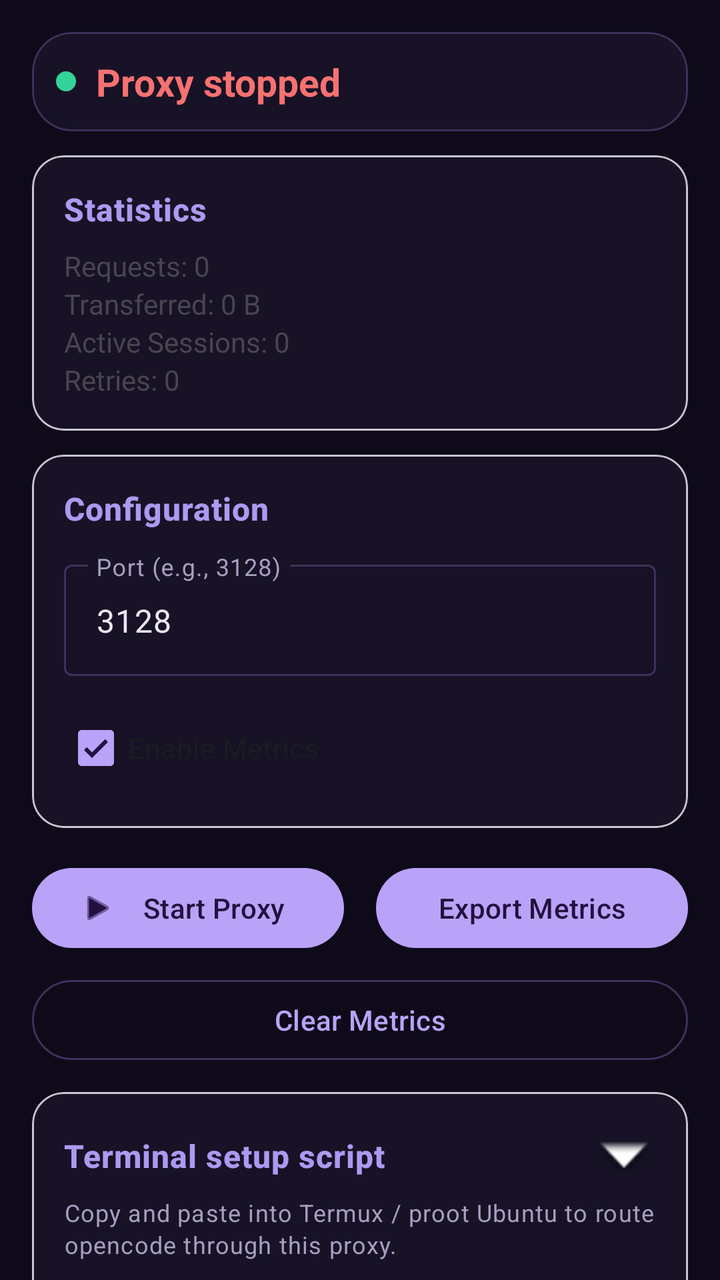
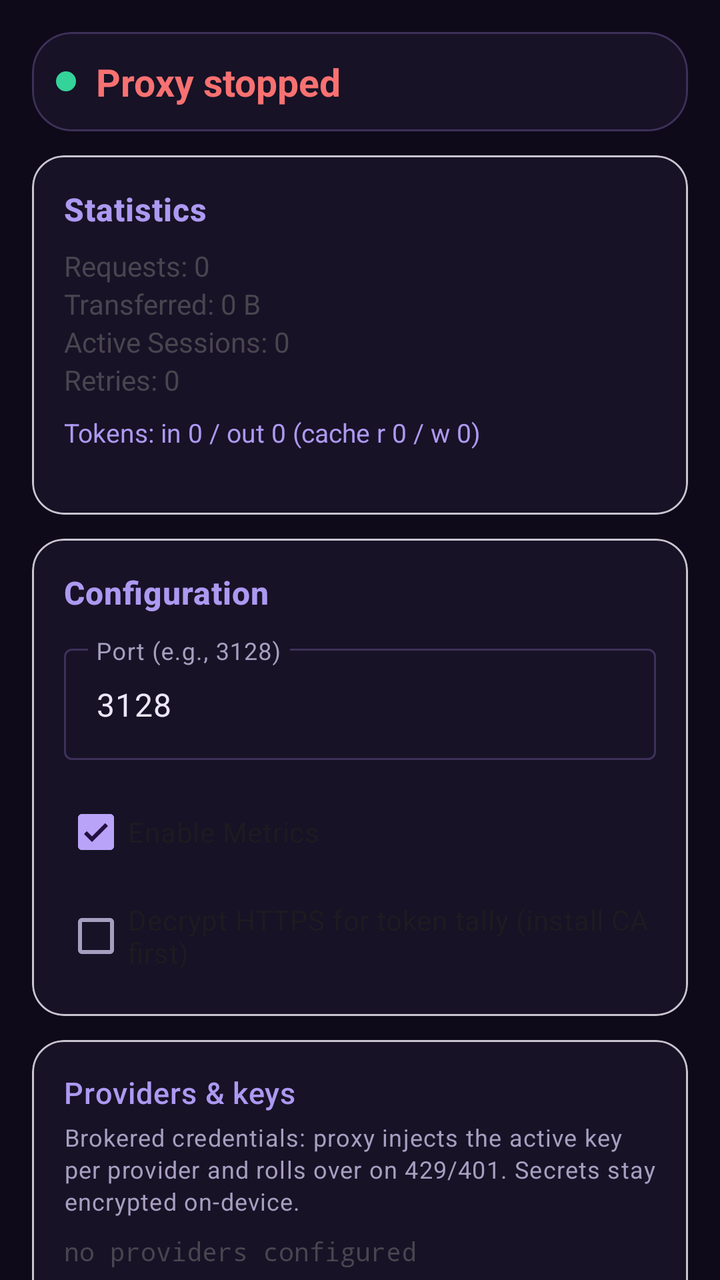

The first picture is an Android layout as it rendered before a commit; the second is the same layout after the commit. The layout source and the unified diff follow.
<!-- AndroidManifest.xml: activity theme Theme.ProxyApp.NoActionBar -->
<!-- res/layout/activity_main.xml -->
<?xml version="1.0" encoding="utf-8"?>
<androidx.constraintlayout.widget.ConstraintLayout
    xmlns:android="http://schemas.android.com/apk/res/android"
    xmlns:app="http://schemas.android.com/apk/res-auto"
    xmlns:tools="http://schemas.android.com/tools"
    android:layout_width="match_parent"
    android:layout_height="match_parent"
    android:fitsSystemWindows="true"
    tools:context=".MainActivity">

    <androidx.core.widget.NestedScrollView
        android:layout_width="match_parent"
        android:layout_height="0dp"
        android:fillViewport="true"
        app:layout_constraintBottom_toBottomOf="parent"
        app:layout_constraintTop_toTopOf="parent"
        app:layout_constraintStart_toStartOf="parent"
        app:layout_constraintEnd_toEndOf="parent">

        <LinearLayout
            android:layout_width="match_parent"
            android:layout_height="wrap_content"
            android:orientation="vertical"
            android:padding="16dp">

            <com.google.android.material.card.MaterialCardView
                android:id="@+id/statusCard"
                android:layout_width="match_parent"
                android:layout_height="wrap_content"
                android:layout_marginBottom="12dp"
                app:cardCornerRadius="20dp"
                app:strokeWidth="1dp"
                app:strokeColor="@color/outline"
                app:cardBackgroundColor="@color/surface">

                <LinearLayout
                    android:layout_width="match_parent"
                    android:layout_height="wrap_content"
                    android:orientation="vertical"
                    android:padding="12dp">

                    <LinearLayout
                        android:layout_width="match_parent"
                        android:layout_height="wrap_content"
                        android:orientation="horizontal"
                        android:gravity="center_vertical">

                        <View
                            android:id="@+id/statusDot"
                            android:layout_width="10dp"
                            android:layout_height="10dp"
                            android:layout_marginEnd="10dp"
                            android:background="@drawable/status_dot" />

                        <TextView
                            android:id="@+id/statusText"
                            android:layout_width="0dp"
                            android:layout_height="wrap_content"
                            android:layout_weight="1"
                            android:text="@string/proxy_stopped"
                            android:textSize="19sp"
                            android:textStyle="bold"
                            android:textColor="@color/red" />
                    </LinearLayout>

                    <TextView
                        android:id="@+id/portText"
                        android:layout_width="match_parent"
                        android:layout_height="wrap_content"
                        android:text=""
                        android:textSize="13sp"
                        android:gravity="center"
                        android:layout_marginTop="4dp"
                        android:textColor="@color/purple_200"
                        android:visibility="gone"/>

                    <TextView
                        android:id="@+id/upstreamText"
                        android:layout_width="match_parent"
                        android:layout_height="wrap_content"
                        android:text=""
                        android:textSize="12sp"
                        android:gravity="center"
                        android:layout_marginTop="2dp"
                        android:visibility="gone"/>
                </LinearLayout>
            </com.google.android.material.card.MaterialCardView>

            <com.google.android.material.card.MaterialCardView
                android:id="@+id/statsCard"
                android:layout_width="match_parent"
                android:layout_height="wrap_content"
                app:cardBackgroundColor="@color/surface"
                android:layout_marginBottom="12dp"
                app:cardCornerRadius="16dp">

                <LinearLayout
                    android:layout_width="match_parent"
                    android:layout_height="wrap_content"
                    android:orientation="vertical"
                    android:padding="16dp">

                    <TextView
                        android:layout_width="match_parent"
                        android:layout_height="wrap_content"
                        android:text="Statistics"
                        android:textSize="16sp"
                        android:textStyle="bold"
                        style="@style/Text.SectionTitle"/>

                    <TextView
                        android:id="@+id/requestsText"
                        android:layout_width="match_parent"
                        android:layout_height="wrap_content"
                        android:text="Requests: 0"
                        android:layout_marginTop="8dp"/>

                    <TextView
                        android:id="@+id/bytesText"
                        android:layout_width="match_parent"
                        android:layout_height="wrap_content"
                        android:text="Transferred: 0 B"/>

                    <TextView
                        android:id="@+id/sessionsText"
                        android:layout_width="match_parent"
                        android:layout_height="wrap_content"
                        android:text="Active Sessions: 0"/>

                    <TextView
                        android:id="@+id/retriesText"
                        android:layout_width="match_parent"
                        android:layout_height="wrap_content"
                        android:text="Retries: 0"/>
                </LinearLayout>
            </com.google.android.material.card.MaterialCardView>

            <com.google.android.material.card.MaterialCardView
                android:id="@+id/configCard"
                android:layout_width="match_parent"
                android:layout_height="wrap_content"
                app:cardBackgroundColor="@color/surface"
                android:layout_marginBottom="12dp"
                app:cardCornerRadius="16dp">

                <LinearLayout
                    android:layout_width="match_parent"
                    android:layout_height="wrap_content"
                    android:orientation="vertical"
                    android:padding="16dp">

                    <TextView
                        android:layout_width="match_parent"
                        android:layout_height="wrap_content"
                        android:text="Configuration"
                        android:textSize="16sp"
                        android:textStyle="bold"
                        style="@style/Text.SectionTitle"/>

                    <com.google.android.material.textfield.TextInputLayout
                        android:layout_width="match_parent"
                        android:layout_height="wrap_content"
                        android:layout_marginTop="12dp"
                        android:hint="@string/port_hint"
                        style="@style/Widget.Material3.TextInputLayout.OutlinedBox">

                        <com.google.android.material.textfield.TextInputEditText
                            android:id="@+id/portInput"
                            android:layout_width="match_parent"
                            android:layout_height="wrap_content"
                            android:inputType="number"
                            android:text="3128"/>
                    </com.google.android.material.textfield.TextInputLayout>

                    <com.google.android.material.checkbox.MaterialCheckBox
                        android:id="@+id/metricsCheck"
                        android:layout_width="wrap_content"
                        android:layout_height="wrap_content"
                        android:layout_marginTop="12dp"
                        android:text="@string/metrics_enabled"
                        android:checked="true"/>
                </LinearLayout>
            </com.google.android.material.card.MaterialCardView>

            <LinearLayout
                android:layout_width="match_parent"
                android:layout_height="wrap_content"
                android:orientation="horizontal"
                android:gravity="center"
                android:layout_marginTop="4dp">

                <com.google.android.material.button.MaterialButton
                    android:id="@+id/startStopButton"
                    android:layout_width="0dp"
                    android:layout_height="wrap_content"
                    android:layout_weight="1"
                    android:layout_marginEnd="8dp"
                    android:text="@string/start_proxy"
                    app:icon="@android:drawable/ic_media_play"/>

                <com.google.android.material.button.MaterialButton
                    android:id="@+id/exportButton"
                    android:layout_width="0dp"
                    android:layout_height="wrap_content"
                    android:layout_weight="1"
                    android:layout_marginStart="8dp"
                    android:text="@string/export_metrics"/>
            </LinearLayout>

            <com.google.android.material.button.MaterialButton
                android:id="@+id/clearButton"
                android:layout_width="match_parent"
                android:layout_height="wrap_content"
                android:layout_marginTop="8dp"
                android:text="@string/clear_metrics"
                style="@style/Widget.Material3.Button.OutlinedButton"/>

            <com.google.android.material.card.MaterialCardView
                android:id="@+id/setupScriptCard"
                android:layout_width="match_parent"
                android:layout_height="wrap_content"
                app:cardBackgroundColor="@color/surface"
                android:layout_marginTop="12dp"
                app:cardCornerRadius="16dp">

                <LinearLayout
                    android:layout_width="match_parent"
                    android:layout_height="wrap_content"
                    android:orientation="vertical"
                    android:padding="16dp">

                    <LinearLayout
                        android:id="@+id/setupScriptHeader"
                        android:layout_width="match_parent"
                        android:layout_height="wrap_content"
                        android:orientation="horizontal"
                        android:gravity="center_vertical"
                        android:clickable="true"
                        android:focusable="true">

                        <TextView
                            android:layout_width="0dp"
                            android:layout_height="wrap_content"
                            android:layout_weight="1"
                            android:text="@string/setup_script_title"
                            android:textSize="16sp"
                            android:textStyle="bold"
                            style="@style/Text.SectionTitle"/>

                        <ImageView
                            android:id="@+id/setupScriptExpandIcon"
                            android:layout_width="32dp"
                            android:layout_height="32dp"
                            android:padding="4dp"
                            android:src="@android:drawable/arrow_down_float"
                            android:contentDescription="@string/expand"/>
                    </LinearLayout>

                    <TextView
                        android:layout_width="match_parent"
                        android:layout_height="wrap_content"
                        android:text="@string/setup_script_hint"
                        style="@style/Text.Hint"
                        android:layout_marginTop="4dp"/>

                    <com.google.android.material.button.MaterialButton
                        android:id="@+id/copyScriptButton"
                        android:layout_width="wrap_content"
                        android:layout_height="wrap_content"
                        android:layout_marginTop="8dp"
                        android:text="@string/copy_setup_script"
                        app:icon="@android:drawable/ic_menu_save"
                        app:strokeWidth="1dp"
                        app:strokeColor="@color/outline"/>

                    <ScrollView
                        android:id="@+id/setupScriptScrollView"
                        android:layout_width="match_parent"
                        android:layout_height="wrap_content"
                        android:maxHeight="280dp"
                        android:layout_marginTop="8dp"
                        android:background="@drawable/script_block_bg"
                        android:visibility="gone">

                        <HorizontalScrollView
                            android:layout_width="match_parent"
                            android:layout_height="wrap_content">

                            <TextView
                                android:id="@+id/setupScriptText"
                                android:layout_width="wrap_content"
                                android:layout_height="wrap_content"
                                android:padding="10dp"
                                style="@style/Text.ScriptBlock"
                                android:textIsSelectable="true"/>
                        </HorizontalScrollView>
                    </ScrollView>
                </LinearLayout>
            </com.google.android.material.card.MaterialCardView>

            <com.google.android.material.card.MaterialCardView
                android:id="@+id/cleanupScriptCard"
                android:layout_width="match_parent"
                android:layout_height="wrap_content"
                app:cardBackgroundColor="@color/surface"
                android:layout_marginTop="12dp"
                android:layout_marginBottom="24dp"
                app:cardCornerRadius="16dp">

                <LinearLayout
                    android:layout_width="match_parent"
                    android:layout_height="wrap_content"
                    android:orientation="vertical"
                    android:padding="16dp">

                    <LinearLayout
                        android:id="@+id/cleanupScriptHeader"
                        android:layout_width="match_parent"
                        android:layout_height="wrap_content"
                        android:orientation="horizontal"
                        android:gravity="center_vertical"
                        android:clickable="true"
                        android:focusable="true">

                        <TextView
                            android:layout_width="0dp"
                            android:layout_height="wrap_content"
                            android:layout_weight="1"
                            android:text="@string/cleanup_script_title"
                            android:textSize="16sp"
                            android:textStyle="bold"
                            style="@style/Text.SectionTitle"/>

                        <ImageView
                            android:id="@+id/cleanupScriptExpandIcon"
                            android:layout_width="32dp"
                            android:layout_height="32dp"
                            android:padding="4dp"
                            android:src="@android:drawable/arrow_down_float"
                            android:contentDescription="@string/expand"/>
                    </LinearLayout>

                    <TextView
                        android:layout_width="match_parent"
                        android:layout_height="wrap_content"
                        android:text="@string/cleanup_script_hint"
                        style="@style/Text.Hint"
                        android:layout_marginTop="4dp"/>

                    <com.google.android.material.button.MaterialButton
                        android:id="@+id/copyCleanupButton"
                        android:layout_width="wrap_content"
                        android:layout_height="wrap_content"
                        android:layout_marginTop="8dp"
                        android:text="@string/copy_cleanup_script"
                        app:icon="@android:drawable/ic_menu_save"
                        app:strokeWidth="1dp"
                        app:strokeColor="@color/outline"/>

                    <ScrollView
                        android:id="@+id/cleanupScriptScrollView"
                        android:layout_width="match_parent"
                        android:layout_height="wrap_content"
                        android:maxHeight="280dp"
                        android:layout_marginTop="8dp"
                        android:background="@drawable/script_block_bg"
                        android:visibility="gone">

                        <HorizontalScrollView
                            android:layout_width="match_parent"
                            android:layout_height="wrap_content">

                            <TextView
                                android:id="@+id/cleanupScriptText"
                                android:layout_width="wrap_content"
                            android:layout_height="wrap_content"
                            android:padding="8dp"
                            android:textSize="11sp"
                            android:fontFamily="monospace"
                            android:textIsSelectable="true"/>
                        </HorizontalScrollView>
                    </ScrollView>
                </LinearLayout>
            </com.google.android.material.card.MaterialCardView>
        </LinearLayout>
    </androidx.core.widget.NestedScrollView>
</androidx.constraintlayout.widget.ConstraintLayout>
<!-- resources referenced by this layout -->
<resources>
  <color name="outline">#FF3D3159</color>
  <color name="purple_200">#FFB9A3F8</color>
  <color name="red">#FFF87171</color>
  <color name="surface">#FF171226</color>
  <!-- drawable script_block_bg (drawable) -->
  <?xml version="1.0" encoding="utf-8"?>
  <shape xmlns:android="http://schemas.android.com/apk/res/android"
      android:shape="rectangle">
      <solid android:color="@color/surface_high" />
      <stroke
          android:width="1dp"
          android:color="@color/outline_variant" />
      <corners android:radius="12dp" />
  </shape>
  <!-- drawable status_dot (drawable) -->
  <?xml version="1.0" encoding="utf-8"?>
  <shape xmlns:android="http://schemas.android.com/apk/res/android"
      android:shape="oval">
      <solid android:color="@color/status_running" />
      <size
          android:width="10dp"
          android:height="10dp" />
  </shape>
  <string name="cleanup_script_hint">Copy and paste into Termux / proot Ubuntu to remove proxy env, kill daemon, clear metrics.</string>
  <string name="cleanup_script_title">Terminal cleanup script</string>
  <string name="clear_metrics">Clear Metrics</string>
  <string name="copy_cleanup_script">Copy cleanup script</string>
  <string name="copy_setup_script">Copy setup script</string>
  <string name="expand">Expand</string>
  <string name="export_metrics">Export Metrics</string>
  <string name="metrics_enabled">Enable Metrics</string>
  <string name="port_hint">Port (e.g., 3128)</string>
  <string name="proxy_stopped">Proxy stopped</string>
  <string name="setup_script_hint">Copy and paste into Termux / proot Ubuntu to route opencode through this proxy.</string>
  <string name="setup_script_title">Terminal setup script</string>
  <string name="start_proxy">Start Proxy</string>
  <style name="Text.Hint" parent="TextAppearance.Material3.BodySmall">
          <item name="android:textColor">@color/hint_text</item>
      </style>
  <style name="Text.ScriptBlock" parent="TextAppearance.Material3.BodySmall">
          <item name="android:textColor">@color/on_surface</item>
          <item name="android:fontFamily">monospace</item>
          <item name="android:textSize">11sp</item>
      </style>
  <style name="Text.SectionTitle" parent="TextAppearance.Material3.TitleMedium">
          <item name="android:textColor">@color/title_violet</item>
          <item name="android:textSize">15sp</item>
          <item name="android:letterSpacing">0.02</item>
      </style>
  <style name="Theme.ProxyApp.NoActionBar">
          <item name="windowActionBar">false</item>
          <item name="windowNoTitle">true</item>
      </style>
  <color name="surface_high">#FF241B3D</color>
  <color name="outline_variant">#FF2C2342</color>
  <color name="status_running">#FF34D399</color>
  <color name="hint_text">#FFA79FC0</color>
  <color name="on_surface">#FFEDE7FB</color>
  <color name="title_violet">#FFAC99F1</color>
</resources>

<!-- the commit's change to res/layout/activity_main.xml (unified diff, before → after) -->
@@ -132,6 +132,23 @@
                         android:layout_width="match_parent"
                         android:layout_height="wrap_content"
                         android:text="Retries: 0"/>
+
+                    <TextView
+                        android:id="@+id/tokensText"
+                        android:layout_width="match_parent"
+                        android:layout_height="wrap_content"
+                        android:layout_marginTop="8dp"
+                        android:text="Tokens: in 0 / out 0 (cache r 0 / w 0)"
+                        android:textSize="13sp"
+                        android:textColor="@color/title_violet"/>
+
+                    <TextView
+                        android:id="@+id/hostsText"
+                        android:layout_width="match_parent"
+                        android:layout_height="wrap_content"
+                        android:textSize="12sp"
+                        android:fontFamily="monospace"
+                        android:text=""/>
                 </LinearLayout>
             </com.google.android.material.card.MaterialCardView>
 
@@ -179,6 +196,149 @@
                         android:layout_marginTop="12dp"
                         android:text="@string/metrics_enabled"
                         android:checked="true"/>
+
+                    <com.google.android.material.checkbox.MaterialCheckBox
+                        android:id="@+id/mitmCheck"
+                        android:layout_width="wrap_content"
+                        android:layout_height="wrap_content"
+                        android:layout_marginTop="4dp"
+                        android:text="@string/mitm_enabled"
+                        android:checked="false"/>
+                </LinearLayout>
+            </com.google.android.material.card.MaterialCardView>
+
+            <com.google.android.material.card.MaterialCardView
+                android:id="@+id/providersCard"
+                android:layout_width="match_parent"
+                android:layout_height="wrap_content"
+                android:layout_marginBottom="12dp"
+                app:cardCornerRadius="16dp"
+                app:cardBackgroundColor="@color/surface">
+
+                <LinearLayout
+                    android:layout_width="match_parent"
+                    android:layout_height="wrap_content"
+                    android:orientation="vertical"
+                    android:padding="16dp">
+
+                    <TextView
+                        android:layout_width="match_parent"
+                        android:layout_height="wrap_content"
+                        style="@style/Text.SectionTitle"
+                        android:text="@string/providers_title"/>
+
+                    <TextView
+                        android:layout_width="match_parent"
+                        android:layout_height="wrap_content"
+                        style="@style/Text.Hint"
+                        android:layout_marginTop="4dp"
+                        android:text="@string/providers_hint"/>
+
+                    <TextView
+                        android:id="@+id/providersSummaryText"
+                        android:layout_width="match_parent"
+                        android:layout_height="wrap_content"
+                        android:layout_marginTop="8dp"
+                        android:textSize="13sp"
+                        android:fontFamily="monospace"
+                        android:text="no providers configured"/>
+
+                    <LinearLayout
+                        android:layout_width="match_parent"
+                        android:layout_height="wrap_content"
+                        android:orientation="horizontal"
+                        android:layout_marginTop="8dp">
+
+                        <com.google.android.material.button.MaterialButton
+                            android:id="@+id/seedProvidersButton"
+                            android:layout_width="0dp"
+                            android:layout_height="wrap_content"
+                            android:layout_weight="1"
+                            android:layout_marginEnd="4dp"
+                            android:text="@string/seed_providers"
+                            style="@style/Widget.Material3.Button.TonalButton"/>
+
+                        <com.google.android.material.button.MaterialButton
+                            android:id="@+id/addKeyButton"
+                            android:layout_width="0dp"
+                            android:layout_height="wrap_content"
+                            android:layout_weight="1"
+                            android:layout_marginStart="4dp"
+                            android:text="@string/add_key"
+                            style="@style/Widget.Material3.Button.TonalButton"/>
+                    </LinearLayout>
+
+                    <LinearLayout
+                        android:layout_width="match_parent"
+                        android:layout_height="wrap_content"
+                        android:orientation="horizontal"
+                        android:layout_marginTop="8dp">
+
+                        <com.google.android.material.button.MaterialButton
+                            android:id="@+id/exportBackupButton"
+                            android:layout_width="0dp"
+                            android:layout_height="wrap_content"
+                            android:layout_weight="1"
+                            android:layout_marginEnd="4dp"
+                            android:text="@string/export_backup"
+                            style="@style/Widget.Material3.Button.OutlinedButton"/>
+
+                        <com.google.android.material.button.MaterialButton
+                            android:id="@+id/importBackupButton"
+                            android:layout_width="0dp"
+                            android:layout_height="wrap_content"
+                            android:layout_weight="1"
+                            android:layout_marginStart="4dp"
+                            android:text="@string/import_backup"
+                            style="@style/Widget.Material3.Button.OutlinedButton"/>
+                    </LinearLayout>
+
+                    <com.google.android.material.button.MaterialButton
+                        android:id="@+id/exportCaButton"
+                        android:layout_width="match_parent"
+                        android:layout_height="wrap_content"
+                        android:layout_marginTop="8dp"
+                        android:text="@string/export_ca"
+                        style="@style/Widget.Material3.Button.OutlinedButton"/>
+                </LinearLayout>
+            </com.google.android.material.card.MaterialCardView>
+
+            <com.google.android.material.card.MaterialCardView
+                android:id="@+id/eventsCard"
+                android:layout_width="match_parent"
+                android:layout_height="wrap_content"
+                android:layout_marginBottom="12dp"
+                app:cardCornerRadius="16dp"
+                app:cardBackgroundColor="@color/surface">
+
+                <LinearLayout
+                    android:layout_width="match_parent"
+                    android:layout_height="wrap_content"
+                    android:orientation="vertical"
+                    android:padding="16dp">
+
+                    <TextView
+                        android:layout_width="match_parent"
+                        android:layout_height="wrap_content"
+                        style="@style/Text.SectionTitle"
+                        android:text="@string/events_title"/>
+
+                    <ScrollView
+                        android:id="@+id/eventsScrollView"
+                        android:layout_width="match_parent"
+                        android:layout_height="wrap_content"
+                        android:maxHeight="220dp"
+                        android:layout_marginTop="8dp"
+                        android:background="@drawable/script_block_bg">
+
+                        <TextView
+                            android:id="@+id/eventsText"
+                            android:layout_width="match_parent"
+                            android:layout_height="wrap_content"
+                            android:padding="10dp"
+                            style="@style/Text.ScriptBlock"
+                            android:text="No events yet — start the proxy."/>
+                    </ScrollView>
                 </LinearLayout>
             </com.google.android.material.card.MaterialCardView>
 
<!-- resource entries referenced after the edit -->
@@ -23,16 +23,25 @@
           android:width="10dp"
           android:height="10dp" />
   </shape>
+  <string name="add_key">Add key</string>
   <string name="cleanup_script_hint">Copy and paste into Termux / proot Ubuntu to remove proxy env, kill daemon, clear metrics.</string>
   <string name="cleanup_script_title">Terminal cleanup script</string>
   <string name="clear_metrics">Clear Metrics</string>
   <string name="copy_cleanup_script">Copy cleanup script</string>
   <string name="copy_setup_script">Copy setup script</string>
+  <string name="events_title">Recent events</string>
   <string name="expand">Expand</string>
+  <string name="export_backup">Export backup</string>
+  <string name="export_ca">Export MITM CA</string>
   <string name="export_metrics">Export Metrics</string>
+  <string name="import_backup">Import backup</string>
   <string name="metrics_enabled">Enable Metrics</string>
+  <string name="mitm_enabled">Decrypt HTTPS for token tally (install CA first)</string>
   <string name="port_hint">Port (e.g., 3128)</string>
+  <string name="providers_hint">Brokered credentials: proxy injects the active key per provider and rolls over on 429/401. Secrets stay encrypted on-device.</string>
+  <string name="providers_title">Providers &amp; keys</string>
   <string name="proxy_stopped">Proxy stopped</string>
+  <string name="seed_providers">Seed providers</string>
   <string name="setup_script_hint">Copy and paste into Termux / proot Ubuntu to route opencode through this proxy.</string>
   <string name="setup_script_title">Terminal setup script</string>
   <string name="start_proxy">Start Proxy</string>
